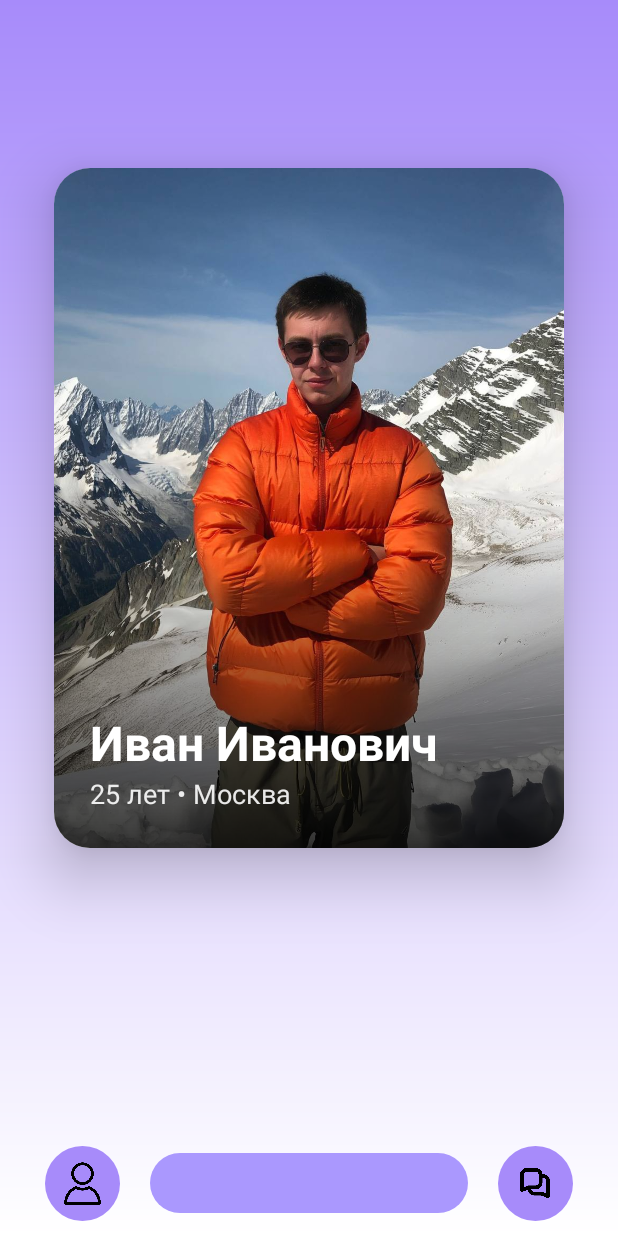
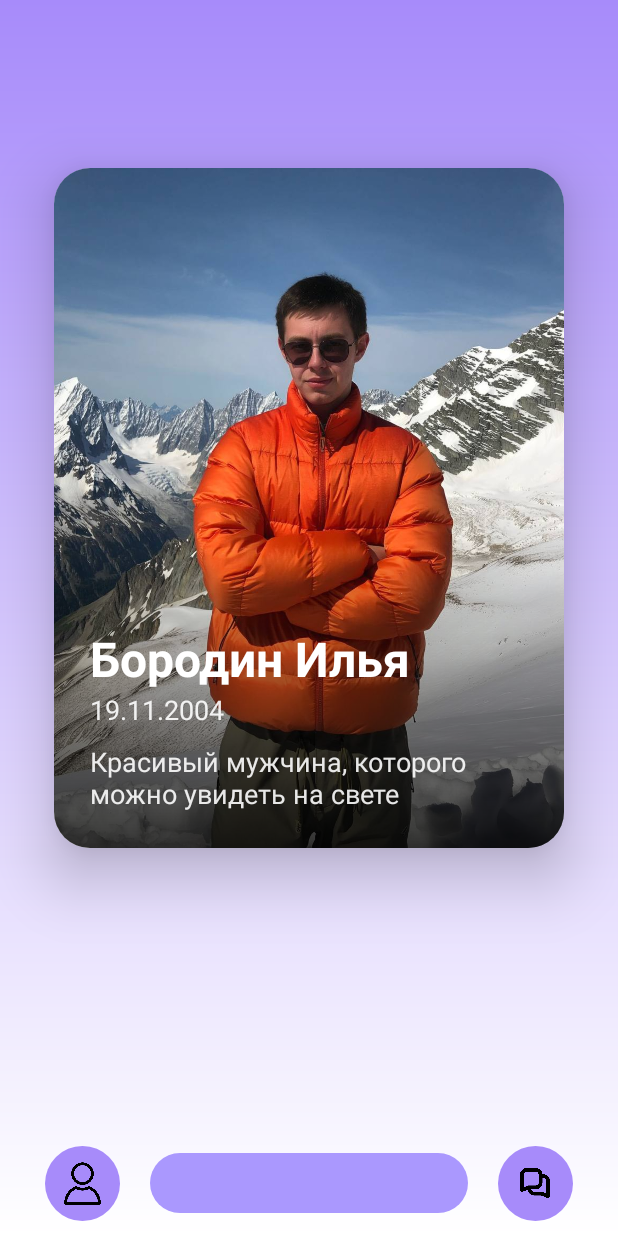
Before and after one commit to shishaaa1/UP01, an Android app: the Mainpage screen opened directly, with no data from a screen before it, on a phone screen of 412 x 824 dp. Run offline under Robolectric (Android 15) with nearby library versions, the phone set to English and light mode, and no system bars.

Commit message:
чуть доделано

```diff
--- a/app/build.gradle
+++ b/app/build.gradle
@@ -33,6 +33,7 @@ dependencies {
     implementation libs.appcompat
     implementation libs.material
     implementation libs.activity
+    implementation 'com.squareup.picasso:picasso:2.71828'
     implementation 'androidx.cardview:cardview:1.0.0'
     implementation 'de.hdodenhof:circleimageview:3.1.0'
     implementation libs.constraintlayout
--- a/app/src/main/AndroidManifest.xml
+++ b/app/src/main/AndroidManifest.xml
@@ -4,6 +4,7 @@
 
     <uses-permission android:name="android.permission.READ_EXTERNAL_STORAGE" />
     <uses-permission android:name="android.permission.READ_MEDIA_IMAGES" />
+    <uses-permission android:name="android.permission.INTERNET" />
 
     <application
         android:allowBackup="true"
--- /dev/null
+++ b/app/src/main/java/com/example/boobleproject/ImageConverted.java
@@ -0,0 +1,4 @@
+package com.example.boobleproject;
+
+public class ImageConverted {
+}
--- a/app/src/main/java/com/example/boobleproject/Mainpage.java
+++ b/app/src/main/java/com/example/boobleproject/Mainpage.java
@@ -14,6 +14,8 @@ import androidx.recyclerview.widget.RecyclerView;
 
 import java.util.ArrayList;
 import java.util.Arrays;
+import java.util.Calendar;
+import java.util.Date;
 import java.util.List;
 
 public class Mainpage extends AppCompatActivity {
@@ -61,9 +63,9 @@ public class Mainpage extends AppCompatActivity {
 
     private void loadInitialProfiles() {
         List<Profile> initial = Arrays.asList(
-                new Profile(1, "Иван Иванович", 25, "Москва", R.drawable.alt1),
-                new Profile(2, "Анатолий Канюков", 28, "СПб", R.drawable.alt2),
-                new Profile(3, "Илья Бородин", 23, "Казань", R.drawable.alt3)
+                new Profile(0,"Бородин","Илья",createDate(2004,11,19),"М","Красивый мужчина, которого можно увидеть на свете",R.drawable.alt1),
+                new Profile(1,"Канюков","Анатолтй",createDate(1989,11,19),"М","Красивый мужчина, которого можно увидеть на свете adfagsdfgsdgsdfgsdfgsdfgsdfgsdfgsdfgsfdgsdfgsdfgsdfg adfagsdfgsdgsdfgsdfgsdfgsdfgsdfgsdfgsfdgsdfgsdfgsdfg adfagsdfgsdgsdfgsdfgsdfgsdfgsdfgsdfgsfdgsdfgsdfgsdfg adfagsdfgsdgsdfgsdfgsdfgsdfgsdfgsdfgsfdgsdfgsdfgsdfg adfagsdfgsdgsdfgsdfgsdfgsdfgsdfgsdfgsfdgsdfgsdfgsdfg",R.drawable.alt2),
+        new Profile(2,"Гашев","Данил",createDate(2002,06,14),"М","Красивый мужчина, которого можно увидеть на свете",R.drawable.alt3)
         );
 
         if (adapter == null) {
@@ -91,4 +93,10 @@ public class Mainpage extends AppCompatActivity {
         ItemTouchHelper itemTouchHelper = new ItemTouchHelper(swipeHelper);
         itemTouchHelper.attachToRecyclerView(rvProfiles);
     }
+
+    private Date createDate(int year, int month, int day) {
+        Calendar calendar = Calendar.getInstance();
+        calendar.set(year, month - 1, day);
+        return calendar.getTime();
+    }
 }
--- a/app/src/main/java/com/example/boobleproject/Profile.java
+++ b/app/src/main/java/com/example/boobleproject/Profile.java
@@ -1,22 +1,41 @@
 package com.example.boobleproject;
+
+import java.util.Date;
 
 public class Profile {
     private int id;
-    private String name;
-    private int age;
-    private String city;
+    private String firstName;
+    private String lastName;
+    private Date birthday;
+    private String gender;
+    private String bio;
     private int photoRes;
+    private byte[] photoBytes;
 
-    public Profile(int id, String name, int age, String city, int photoRes) {
+    public Profile(int id, String firstName, String lastName, Date birthday,
+                   String gender, String bio,int photoRes) {
         this.id = id;
-        this.name = name;
-        this.age = age;
-        this.city = city;
+        this.firstName = firstName;
+        this.lastName = lastName;
+        this.birthday = birthday;
+        this.gender = gender;
+        this.bio = bio;
         this.photoRes = photoRes;
     }
 
-    public String getName() { return name; }
-    public int getAge() { return age; }
-    public String getCity() { return city; }
+
+
+    public int getId() { return id; }
+    public String getFirstName() { return firstName; }
+    public String getLastName() { return lastName; }
+    public Date getBirthday() { return birthday; }
+    public String getGender() { return gender; }
+    public String getBio() { return bio; }
     public int getPhotoRes() { return photoRes; }
+    public byte[] getPhotoPath() { return photoBytes; }
+
+
+    public String getFullName() {
+        return firstName + " " + lastName;
+    }
 }
--- a/app/src/main/java/com/example/boobleproject/ProfileAdapter.java
+++ b/app/src/main/java/com/example/boobleproject/ProfileAdapter.java
@@ -86,19 +86,22 @@ public class ProfileAdapter extends RecyclerView.Adapter<ProfileAdapter.ProfileV
 
     static class ProfileViewHolder extends RecyclerView.ViewHolder {
         ImageView ivPhoto;
-        TextView tvName, tvAge;
+        TextView tvName, tvAge, tvBio;
 
         ProfileViewHolder(View itemView) {
             super(itemView);
             ivPhoto = itemView.findViewById(R.id.iv_profile_photo);
             tvName = itemView.findViewById(R.id.tv_name);
             tvAge = itemView.findViewById(R.id.tv_age);
+            tvBio = itemView.findViewById(R.id.tv_bio);
         }
 
         void bind(Profile profile) {
             ivPhoto.setImageResource(profile.getPhotoRes());
-            tvName.setText(profile.getName());
-            tvAge.setText(profile.getAge() + " лет • " + profile.getCity());
+            tvName.setText(profile.getFullName());
+            java.text.SimpleDateFormat sdf = new java.text.SimpleDateFormat("dd.MM.yyyy");
+            tvAge.setText(sdf.format(profile.getBirthday()));
+            tvBio.setText(profile.getBio());
         }
     }
 }
--- a/app/src/main/res/drawable/gradient_overlay.xml
+++ b/app/src/main/res/drawable/gradient_overlay.xml
@@ -4,5 +4,5 @@
         android:startColor="@android:color/transparent"
         android:endColor="#CC000000"
 
-        android:angle="9" />
+        android:angle="14" />
 </shape>
--- a/app/src/main/res/layout/activity_personalaccount.xml
+++ b/app/src/main/res/layout/activity_personalaccount.xml
@@ -135,7 +135,7 @@
                                 android:layout_width="match_parent"
                                 android:layout_height="wrap_content"
                                 android:textColor="@color/black"
-                                android:hint="Возраст"
+                                android:hint="Дата рождения"
 
                                 android:inputType="number"
                                 android:textSize="16sp" />
--- a/app/src/main/res/layout/item_profile_card.xml
+++ b/app/src/main/res/layout/item_profile_card.xml
@@ -51,6 +51,16 @@
                 android:textSize="18sp"
                 android:textColor="@color/white"
                 android:alpha="0.9" />
+
+            <TextView
+                android:id="@+id/tv_bio"
+                android:layout_marginTop="10dp"
+                android:layout_width="match_parent"
+                android:layout_height="wrap_content"
+                android:alpha="0.9"
+                android:text=""
+                android:textColor="@color/white"
+                android:textSize="18sp" />
         </LinearLayout>
     </RelativeLayout>
 </androidx.cardview.widget.CardView>
```
